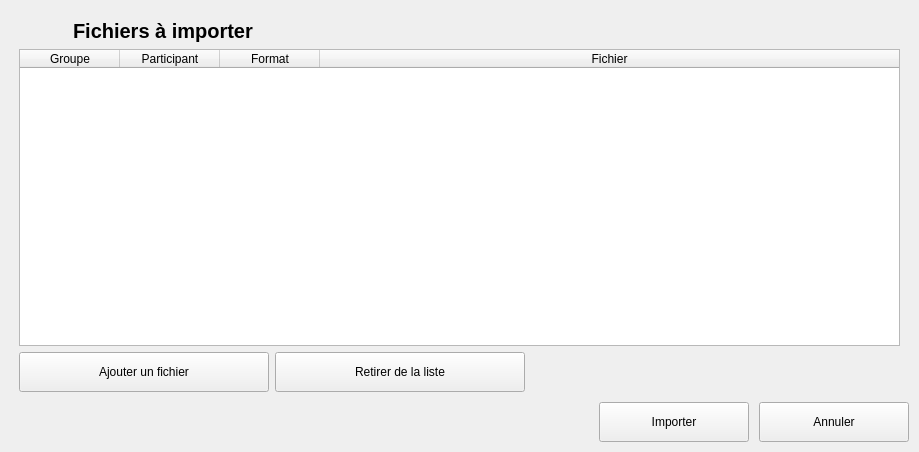
introlab/OpenIMU, file python/resources/ui/ImportBrowser.ui: the form before one commit.
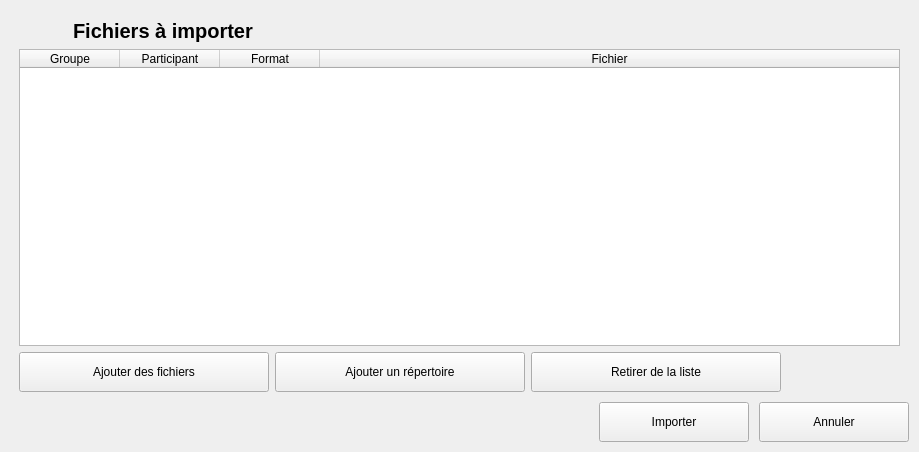
The form after the commit. Icons and pictures are not drawn.

Commit message: Added batch file import.

The edit to the form file:
```diff
--- a/python/resources/ui/ImportBrowser.ui
+++ b/python/resources/ui/ImportBrowser.ui
@@ -182,7 +182,42 @@
            <cursorShape>PointingHandCursor</cursorShape>
           </property>
           <property name="text">
-           <string>Ajouter un fichier</string>
+           <string>Ajouter des fichiers</string>
+          </property>
+          <property name="icon">
+           <iconset resource="../core.qrc">
+            <normaloff>:/OpenIMU/icons/import.png</normaloff>:/OpenIMU/icons/import.png</iconset>
+          </property>
+          <property name="iconSize">
+           <size>
+            <width>20</width>
+            <height>20</height>
+           </size>
+          </property>
+          <property name="autoDefault">
+           <bool>false</bool>
+          </property>
+         </widget>
+        </item>
+        <item>
+         <widget class="QPushButton" name="btnAddDir">
+          <property name="minimumSize">
+           <size>
+            <width>250</width>
+            <height>40</height>
+           </size>
+          </property>
+          <property name="maximumSize">
+           <size>
+            <width>16777215</width>
+            <height>40</height>
+           </size>
+          </property>
+          <property name="cursor">
+           <cursorShape>PointingHandCursor</cursorShape>
+          </property>
+          <property name="text">
+           <string>Ajouter un répertoire</string>
           </property>
           <property name="icon">
            <iconset resource="../core.qrc">
```
The commit also changes 9 other files.
